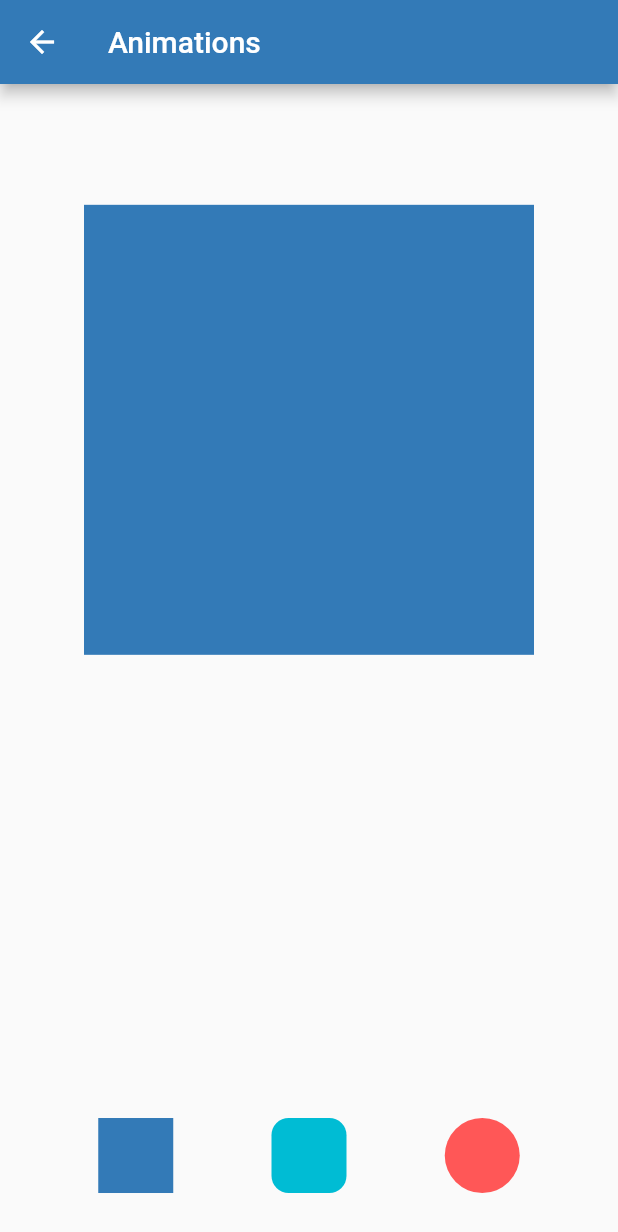
After one commit to EyadAbuKm/Poke, a Flutter app: the AnimationsScreen screen opened by its route, on a phone screen of 412 x 824 dp. The commit adds this screen. Shown: the top 1232 px of the screen. Run offline on Flutter 3.47's test engine with Material 2 defaults, Android fonts, the light colour scheme and no system bars; our stand-ins replace dio, flutter_easyloading, flutter_screenutil, fluttertoast, get.

Commit message:
Apply the animations page feature

```diff
--- a/lib/core/lang/ar_AR.dart
+++ b/lib/core/lang/ar_AR.dart
@@ -3,4 +3,6 @@ const Map<String, String> ar_AR = {
   "EnterYourName":"ادخل اسمك",
   "Clear":"مسح النص",
   "GoToPage":"الذهاب إلى الصفحة",
+  "Animations":"الرسوم المتحركة",
+
 };
--- a/lib/core/lang/en_US.dart
+++ b/lib/core/lang/en_US.dart
@@ -3,4 +3,5 @@ const Map<String, String> en_US = {
     "EnterYourName":"Enter your name",
     "Clear":"Clear text",
     "GoToPage":"Go to page",
+    "Animations":"Animations",
 };
--- a/lib/core/lang/translation_service.dart
+++ b/lib/core/lang/translation_service.dart
@@ -5,7 +5,7 @@ import 'en_US.dart';
 import 'ar_AR.dart';
 
 class TranslationService extends Translations {
-  static Locale? get locale => Locale('ar', 'AR');
+  static Locale? get locale => Get.deviceLocale;
   static final fallbackLocale = Locale('en', 'US');
   @override
   Map<String, Map<String, String>> get keys => {
--- a/lib/core/routes/app_pages.dart
+++ b/lib/core/routes/app_pages.dart
@@ -1,6 +1,8 @@
 import 'package:ososs_test/modules/modules.dart';
 import 'package:get/get.dart';
 
+
+import '../../modules/animations_screen/animations.dart';
 import '../../modules/home/home.dart';
 part 'app_routes.dart';
 
@@ -20,6 +22,12 @@ class AppPages {
         binding: HomeBinding(),
       ),
 
+    GetPage(
+      name: Routes.ANIMATIONS,
+      page: () => AnimationsScreen(),
+      binding: AnimationsScreenBinding(),
+    ),
+
 
   ];
 }
--- a/lib/core/routes/app_routes.dart
+++ b/lib/core/routes/app_routes.dart
@@ -2,9 +2,6 @@ part of 'app_pages.dart';
 
 abstract class Routes {
   static const SPLASH = '/';
-  static const AUTH = '/auth';
-  static const LOGIN = '/login';
-  static const REGISTER = '/register';
   static const HOME = '/home';
-  static const CARDS = '/cards';
+  static const ANIMATIONS = '/animations';
 }
--- /dev/null
+++ b/lib/modules/animations_screen/animations.dart
@@ -0,0 +1,3 @@
+export 'controller/animation_controller.dart';
+export 'controller/animation_controller_binding.dart';
+export 'view/animation_screen.dart';
--- /dev/null
+++ b/lib/modules/animations_screen/controller/animation_controller.dart
@@ -0,0 +1,47 @@
+import 'package:flutter/cupertino.dart';
+import 'package:flutter/material.dart';
+import 'package:flutter_screenutil/flutter_screenutil.dart';
+import 'package:get/get.dart';
+import 'package:ososs_test/shared/constants/colors.dart';
+
+class AnimationsScreenController extends GetxController {
+  /// The index of the current shape
+  int currentIndex = 0;
+
+  /// the big shape properties
+  double height = 300;
+  double width = 300;
+  Color color = ColorConstants.primaryColor;
+  double radius = 0;
+
+  /// the defaults
+  double defaultHeight = 300;
+  double defaultWidth = 300;
+
+  void indexChanged(int value) {
+    currentIndex = value;
+    switch (currentIndex) {
+      case 0:
+        height = defaultHeight;
+        width = defaultHeight;
+        radius = 0;
+        color = ColorConstants.primaryColor;
+        break;
+
+      case 1:
+        height = defaultHeight;
+        width = defaultWidth;
+        radius = 40.r;
+        color = ColorConstants.cyan;
+        break;
+
+      case 2:
+        height = defaultHeight;
+        width = defaultWidth;
+        radius = 200.r;
+        color = ColorConstants.secondaryColor;
+        break;
+    }
+    update();
+  }
+}
--- /dev/null
+++ b/lib/modules/animations_screen/controller/animation_controller_binding.dart
@@ -0,0 +1,11 @@
+import 'package:get/get.dart';
+
+import 'animation_controller.dart';
+
+class AnimationsScreenBinding implements Bindings {
+  @override
+  void dependencies() {
+    Get.lazyPut<AnimationsScreenController>(
+        () => AnimationsScreenController());
+  }
+}
--- /dev/null
+++ b/lib/modules/animations_screen/view/animation_screen.dart
@@ -0,0 +1,49 @@
+import 'package:flutter/material.dart';
+import 'package:flutter_screenutil/flutter_screenutil.dart';
+import 'package:get/get.dart';
+import 'package:ososs_test/modules/animations_screen/view/widgets/animations_widgets.dart';
+import '../../home/controller/home_controller.dart';
+
+class AnimationsScreen extends StatefulWidget {
+  const AnimationsScreen({Key? key}) : super(key: key);
+
+  @override
+  State<AnimationsScreen> createState() => _AnimationsScreenState();
+}
+
+class _AnimationsScreenState extends State<AnimationsScreen> {
+  final homeController = Get.find<HomeController>();
+
+  @override
+  Widget build(BuildContext context) {
+    return Scaffold(
+      appBar: AppBar(
+        title: Text("Animations".tr),
+      ),
+      body: Center(
+        child: Column(
+          crossAxisAlignment: CrossAxisAlignment.center,
+          children: [
+            SizedBox(
+              height: 24.h,
+            ),
+            Text(
+              homeController.nameController.text,
+              style: Theme.of(context).textTheme.headlineSmall,
+            ),
+            SizedBox(
+              height: 20.h,
+            ),
+            buildTheMainShape(),
+            Spacer(),
+            buildTheBottomButtonsRow(),
+            SizedBox(
+              height: 24.h,
+            )
+          ],
+        ),
+      ),
+    );
+  }
+
+}
--- /dev/null
+++ b/lib/modules/animations_screen/view/widgets/animations_widgets.dart
@@ -0,0 +1,43 @@
+import 'package:flutter/material.dart';
+import 'package:flutter_screenutil/flutter_screenutil.dart';
+import 'package:get/get.dart';
+import 'package:ososs_test/modules/animations_screen/view/widgets/shape_widget.dart';
+
+import '../../../../shared/constants/colors.dart';
+import '../../controller/animation_controller.dart';
+
+Row buildTheBottomButtonsRow() {
+  return Row(
+    mainAxisAlignment: MainAxisAlignment.spaceEvenly,
+    children: [
+      ShapeWidget(
+        index: 0,
+        color: ColorConstants.primaryColor,
+        radius: 0,
+      ),
+      ShapeWidget(
+        index: 1,
+        color: ColorConstants.cyan,
+        radius: 10.r,
+      ),
+      ShapeWidget(
+        index: 2,
+        color: ColorConstants.secondaryColor,
+        radius: 100.r,
+      )
+    ],
+  );
+}
+
+GetBuilder<AnimationsScreenController> buildTheMainShape() {
+  return GetBuilder<AnimationsScreenController>(builder: (controller) {
+    return AnimatedContainer(
+      duration: Duration(milliseconds: 300),
+      height: controller.height,
+      width: controller.width,
+      decoration: BoxDecoration(
+          color: controller.color,
+          borderRadius: BorderRadius.circular(controller.radius)),
+    );
+  });
+}
--- /dev/null
+++ b/lib/modules/animations_screen/view/widgets/shape_widget.dart
@@ -0,0 +1,34 @@
+import 'package:flutter/material.dart';
+import 'package:get/get.dart';
+
+import '../../controller/animation_controller.dart';
+
+class ShapeWidget extends StatelessWidget {
+  ShapeWidget({
+    super.key,
+    required this.index,
+    required this.radius,
+    required this.color,
+  });
+
+  final int index;
+  final double radius;
+  final Color color;
+  final animationsController = Get.find<AnimationsScreenController>();
+
+  @override
+  Widget build(BuildContext context) {
+    return InkWell(
+      onTap: () {
+        animationsController.indexChanged(index);
+      },
+      child: AnimatedContainer(
+        duration: Duration(seconds: 2),
+        height: 50,
+        width: 50,
+        decoration: BoxDecoration(
+            color: color, borderRadius: BorderRadius.circular(radius)),
+      ),
+    );
+  }
+}
--- a/lib/modules/home/home.dart
+++ b/lib/modules/home/home.dart
@@ -1,3 +1,4 @@
 export 'controller/home_binding.dart';
 export 'controller/home_controller.dart';
 export 'view/home_screen.dart';
+export 'view/widgets/home_widgets.dart';
--- a/lib/modules/home/view/widgets/home_widgets.dart
+++ b/lib/modules/home/view/widgets/home_widgets.dart
@@ -3,6 +3,7 @@ import 'package:flutter/material.dart';
 import 'package:flutter_screenutil/flutter_screenutil.dart';
 import 'package:get/get.dart';
 
+import '../../../../core/routes/app_pages.dart';
 import '../../../../shared/widgets/app_elevated_button.dart';
 import '../../controller/home_controller.dart';
 
@@ -53,7 +54,9 @@ Widget buildBottomButtonsSection() {
             ],
           )),
       AppElevatedButton(
-        onPressed: () {},
+        onPressed: () {
+          Get.toNamed(Routes.ANIMATIONS);
+        },
         text: "${'GoToPage'.tr} 1",
         color: Colors.blue[800],
       ),
--- a/lib/shared/constants/colors.dart
+++ b/lib/shared/constants/colors.dart
@@ -3,5 +3,6 @@ import 'package:flutter/material.dart';
 class ColorConstants {
   static const  Color primaryColor =  Color(0xFF337AB7);
   static const Color secondaryColor = Color(0xFFFF5757);
+  static const Color cyan = Colors.cyan;
 
 }
```
